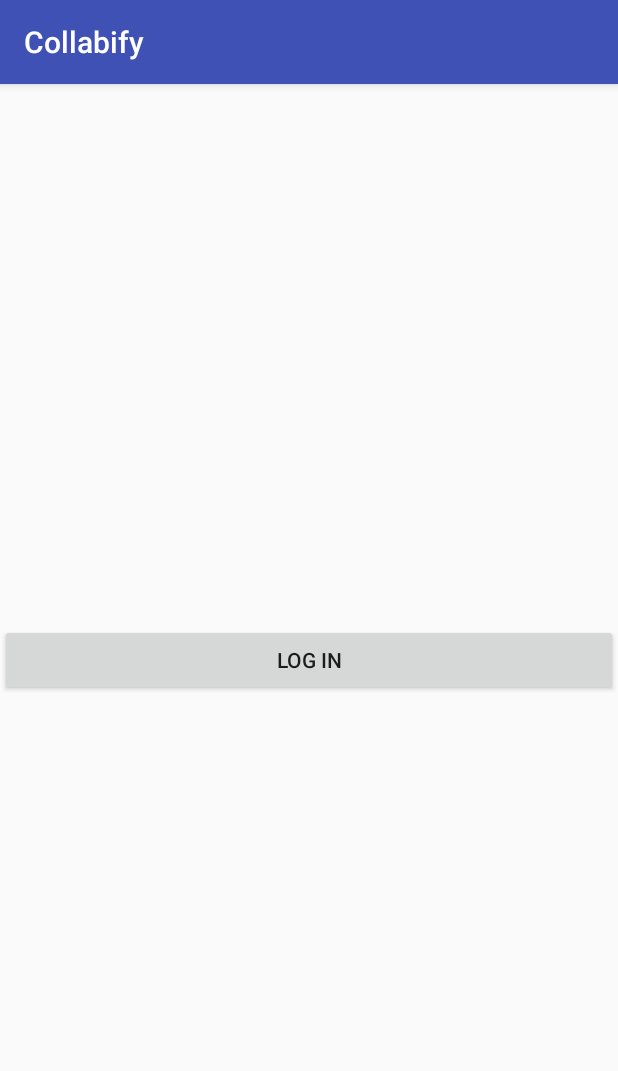
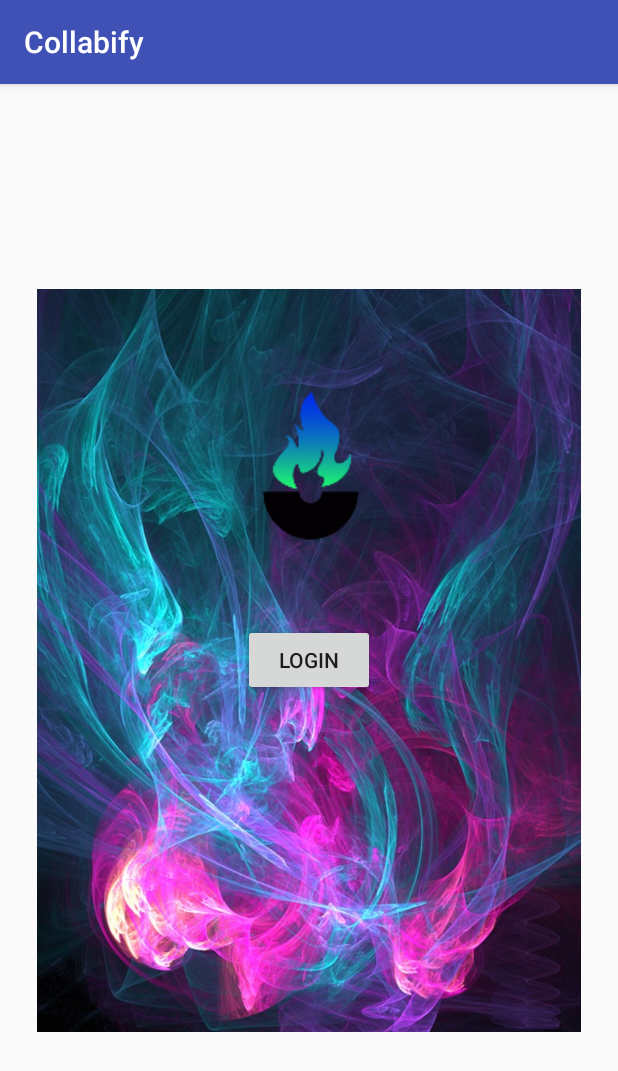
Before and after one commit to tymoorej/Collabify, an Android app: the screen it shows after launch (MainActivity), on a phone screen of 412 x 824 dp. Shown: the top 1071 px of the screen. Run offline under Robolectric (Android 15) with nearby library versions, the phone set to English and light mode, and no system bars; libraries missing offline, so code that uses them is left out: com.firebase.client, com.spotify.sdk.

Commit message:
Log in screen is now pLit

```diff
--- a/app/src/main/res/layout/activity_login.xml
+++ b/app/src/main/res/layout/activity_login.xml
@@ -3,7 +3,8 @@
     xmlns:app="http://schemas.android.com/apk/res-auto"
     xmlns:tools="http://schemas.android.com/tools"
     android:layout_width="match_parent"
-    android:layout_height="match_parent">
+    android:layout_height="match_parent"
+    tools:context=".MainActivity">
 
     <FrameLayout
         android:layout_width="368dp"
@@ -50,7 +51,7 @@
                 app:srcCompat="@mipmap/ic_launcher_foreground" android:contentDescription="TODO"/>
 
             <Button
-                android:id="@+id/button6"
+                android:id="@+id/button_logIn"
                 android:layout_width="wrap_content"
                 android:layout_height="wrap_content"
                 android:layout_marginBottom="224dp"
--- a/app/src/main/res/layout/activity_main.xml
+++ b/app/src/main/res/layout/activity_main.xml
@@ -4,23 +4,66 @@
     xmlns:tools="http://schemas.android.com/tools"
     android:layout_width="match_parent"
     android:layout_height="match_parent"
-    tools:context="com.collabify.collabify.MainActivity">
+    tools:context=".MainActivity">
 
-    <android.support.constraint.Guideline
-        android:id="@+id/guideline"
+    <FrameLayout
+        android:layout_width="368dp"
+        android:layout_height="495dp"
+        android:layout_marginBottom="8dp"
+        android:layout_marginEnd="8dp"
+        android:layout_marginStart="8dp"
+        android:layout_marginTop="8dp"
+        app:layout_constraintBottom_toBottomOf="parent"
+        app:layout_constraintEnd_toEndOf="parent"
+        app:layout_constraintStart_toStartOf="parent"
+        app:layout_constraintTop_toTopOf="parent">
+
+        <ImageView
+            android:id="@+id/imageView15"
             android:layout_width="wrap_content"
             android:layout_height="wrap_content"
-        android:orientation="horizontal"
-        app:layout_constraintGuide_begin="20dp" />
+            android:contentDescription="Image"
+            android:scaleX="1.3"
+            android:scaleY="1.3"
+            app:srcCompat="@drawable/test"
+            tools:layout_editor_absoluteX="0dp"
+            tools:layout_editor_absoluteY="16dp" />
+
+        <android.support.constraint.ConstraintLayout
+            android:layout_width="match_parent"
+            android:layout_height="match_parent">
+
+            <ImageView
+                android:id="@+id/imageView17"
+                android:layout_width="wrap_content"
+                android:layout_height="wrap_content"
+                android:layout_marginBottom="8dp"
+                android:layout_marginEnd="8dp"
+                android:layout_marginStart="8dp"
+                android:layout_marginTop="8dp"
+                android:scaleX="1.5"
+                android:scaleY="1.5"
+                app:layout_constraintBottom_toBottomOf="parent"
+                app:layout_constraintEnd_toEndOf="parent"
+                app:layout_constraintStart_toStartOf="parent"
+                app:layout_constraintTop_toTopOf="parent"
+                app:layout_constraintVertical_bias="0.156"
+                app:srcCompat="@mipmap/ic_launcher_foreground" android:contentDescription="TODO"/>
 
             <Button
                 android:id="@+id/button_logIn"
-        android:layout_width="match_parent"
+                android:layout_width="wrap_content"
                 android:layout_height="wrap_content"
-        android:text="Log In"
+                android:layout_marginBottom="224dp"
+                android:layout_marginEnd="140dp"
+                android:layout_marginStart="140dp"
+                android:layout_marginTop="49dp"
+                android:text="Login"
                 app:layout_constraintBottom_toBottomOf="parent"
                 app:layout_constraintEnd_toEndOf="parent"
                 app:layout_constraintStart_toStartOf="parent"
-        app:layout_constraintTop_toTopOf="parent" />
+                app:layout_constraintTop_toBottomOf="@+id/imageView17" />
+        </android.support.constraint.ConstraintLayout>
 
+    </FrameLayout>
 </android.support.constraint.ConstraintLayout>
```
Lines whose indentation alone changed are shown as unchanged.
